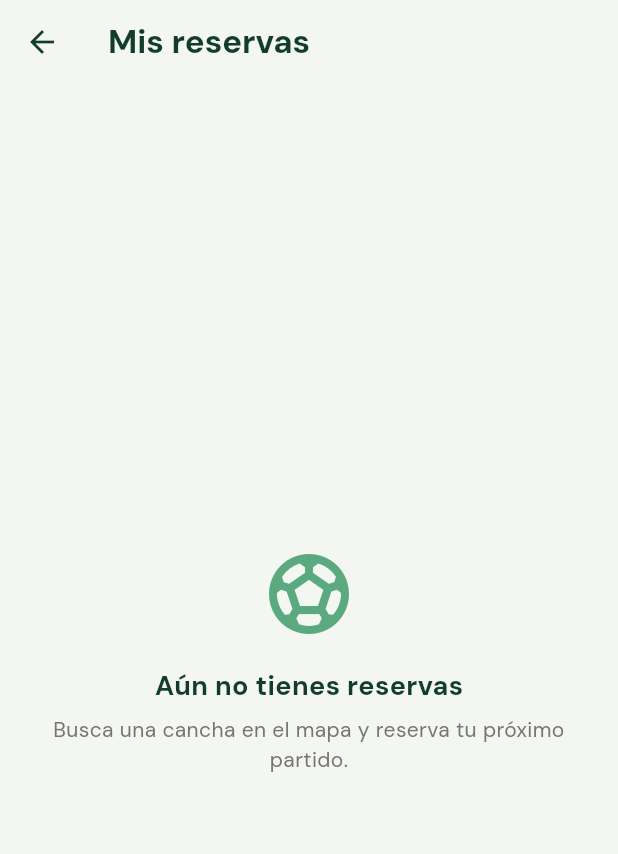
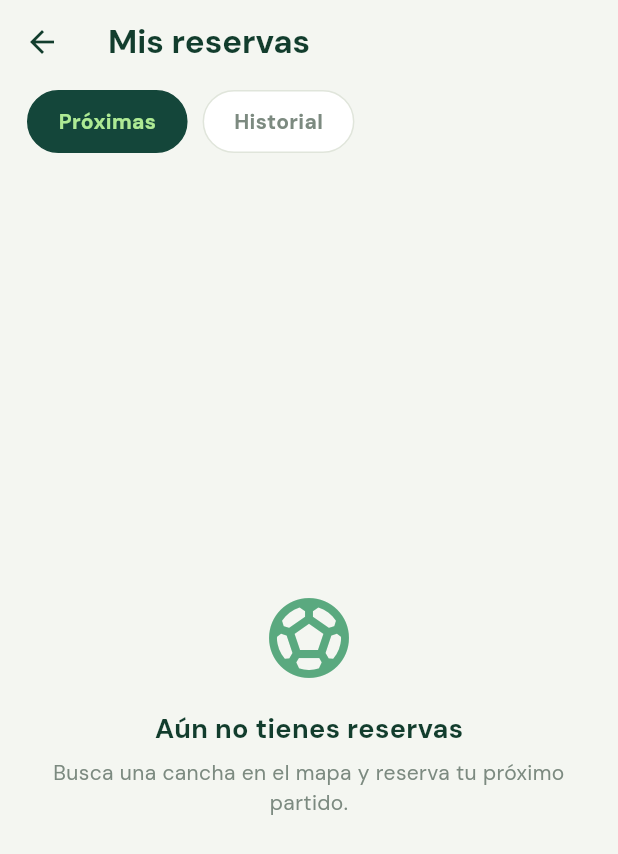
Before and after one commit to dcalagua/canchas-app-lima, a Flutter app: the MisReservasScreen screen opened directly, on a phone screen of 412 x 824 dp. Shown: the top 854 px of the screen. Run offline on Flutter 3.47's test engine with Material 3 defaults, Android fonts, the phone set to English and light mode, and no system bars; our stand-ins replace font_awesome_flutter, geocoding, geolocator, google_fonts, google_maps_flutter, google_sign_in and 3 more; accounts and stored records are empty.

Commit message:
Handoff Mis reservas: tabs Próximas/Historial + chip de estado
Agrega el control segmentado Próximas/Historial (clasifica por fecha+hora
real de la reserva) y el chip 'Confirmada/Jugada/No-show' en las cards,
como en la captura 06-mis-reservas. La primera próxima queda destacada
(card bosque). Datos reales, sin inventar.

Co-Authored-By: Claude Opus 4.8 (1M context) <noreply@anthropic.com>
Claude-Session: https://claude.ai/code/session_017fg7ijXuZRX6jvFjZELf83

```diff
--- a/lib/screens/mis_reservas_screen.dart
+++ b/lib/screens/mis_reservas_screen.dart
@@ -5,15 +5,44 @@ import '../state/app_state.dart';
 import '../theme.dart';
 import '../widgets/court_lines.dart';
 
-/// Reservas hechas por el jugador logueado (rediseño premium).
-class MisReservasScreen extends StatelessWidget {
+/// Reservas hechas por el jugador logueado (rediseño premium, handoff v2):
+/// tabs Próximas/Historial + card destacada bosque de la próxima reserva.
+class MisReservasScreen extends StatefulWidget {
   const MisReservasScreen({super.key});
+
+  @override
+  State<MisReservasScreen> createState() => _MisReservasScreenState();
+}
+
+class _MisReservasScreenState extends State<MisReservasScreen> {
+  int _tab = 0; // 0 = Próximas, 1 = Historial
 
   Cancha? _cancha(String id) {
     for (final c in appState.todasLasCanchas()) {
       if (c.id == id) return c;
     }
     return null;
+  }
+
+  DateTime? _fechaHora(String fechaIso, String hora) {
+    try {
+      final p = hora.split(':');
+      final d = DateTime.parse(fechaIso);
+      return DateTime(d.year, d.month, d.day, int.parse(p[0]), int.parse(p[1]));
+    } catch (_) {
+      return null;
+    }
+  }
+
+  /// Una reserva es "próxima" si aún no terminó y no está jugada/no-show.
+  bool _esProxima(Reserva r) {
+    if (r.estado == EstadoReserva.completada ||
+        r.estado == EstadoReserva.noShow) {
+      return false;
+    }
+    final fin = _fechaHora(r.fecha, r.horaFin);
+    if (fin == null) return true;
+    return fin.isAfter(DateTime.now());
   }
 
   @override
@@ -24,20 +53,100 @@ class MisReservasScreen extends StatelessWidget {
       body: ListenableBuilder(
         listenable: appState,
         builder: (context, _) {
-          final reservas = appState.misReservas;
-          if (reservas.isEmpty) return const _Vacio();
-          return ListView.separated(
-            padding: const EdgeInsets.fromLTRB(18, 16, 18, 28),
-            itemCount: reservas.length,
+          final todas = appState.misReservas;
+          final proximas = todas.where(_esProxima).toList()
+            ..sort((a, b) => (_fechaHora(a.fecha, a.horaInicio) ?? DateTime.now())
+                .compareTo(_fechaHora(b.fecha, b.horaInicio) ?? DateTime.now()));
+          final historial = todas.where((r) => !_esProxima(r)).toList()
+            ..sort((a, b) => (_fechaHora(b.fecha, b.horaInicio) ?? DateTime(2000))
+                .compareTo(_fechaHora(a.fecha, a.horaInicio) ?? DateTime(2000)));
+          final lista = _tab == 0 ? proximas : historial;
+          return Column(
+            crossAxisAlignment: CrossAxisAlignment.stretch,
+            children: [
+              Padding(
+                padding: const EdgeInsets.fromLTRB(18, 4, 18, 12),
+                child: _SegTabs(
+                  seleccion: _tab,
+                  etiquetas: const ['Próximas', 'Historial'],
+                  onTap: (i) => setState(() => _tab = i),
+                ),
+              ),
+              Expanded(
+                child: lista.isEmpty
+                    ? _Vacio(historial: _tab == 1)
+                    : ListView.separated(
+                        padding: const EdgeInsets.fromLTRB(18, 4, 18, 28),
+                        itemCount: lista.length,
                         separatorBuilder: (_, __) => const SizedBox(height: 14),
                         itemBuilder: (context, i) {
-              final r = reservas[i];
+                          final r = lista[i];
                           final cancha = _cancha(r.canchaId);
-              if (i == 0) return _ReservaDestacada(reserva: r, cancha: cancha);
+                          // La primera PRÓXIMA va destacada (card bosque).
+                          if (_tab == 0 && i == 0) {
+                            return _ReservaDestacada(reserva: r, cancha: cancha);
+                          }
                           return _ReservaCard(reserva: r, cancha: cancha);
                         },
+                      ),
+              ),
+            ],
           );
         },
+      ),
+    );
+  }
+}
+
+/// Control segmentado (píldoras) estilo handoff: Próximas / Historial.
+class _SegTabs extends StatelessWidget {
+  const _SegTabs(
+      {required this.seleccion, required this.etiquetas, required this.onTap});
+  final int seleccion;
+  final List<String> etiquetas;
+  final ValueChanged<int> onTap;
+
+  @override
+  Widget build(BuildContext context) {
+    return Row(
+      children: [
+        for (var i = 0; i < etiquetas.length; i++) ...[
+          if (i > 0) const SizedBox(width: 10),
+          _SegChip(
+            texto: etiquetas[i],
+            activo: seleccion == i,
+            onTap: () => onTap(i),
+          ),
+        ],
+      ],
+    );
+  }
+}
+
+class _SegChip extends StatelessWidget {
+  const _SegChip(
+      {required this.texto, required this.activo, required this.onTap});
+  final String texto;
+  final bool activo;
+  final VoidCallback onTap;
+
+  @override
+  Widget build(BuildContext context) {
+    return GestureDetector(
+      onTap: onTap,
+      child: AnimatedContainer(
+        duration: const Duration(milliseconds: 150),
+        padding: const EdgeInsets.symmetric(horizontal: 20, vertical: 10),
+        decoration: BoxDecoration(
+          color: activo ? bosque : Colors.white,
+          borderRadius: BorderRadius.circular(999),
+          border: Border.all(color: activo ? bosque : trazo),
+        ),
+        child: Text(texto,
+            style: TextStyle(
+                color: activo ? lima : textoTenue,
+                fontWeight: FontWeight.w700,
+                fontSize: 14)),
       ),
     );
   }
@@ -61,6 +170,8 @@ class _ReservaDestacada extends StatelessWidget {
       child: Column(
         crossAxisAlignment: CrossAxisAlignment.start,
         children: [
+          Row(
+            children: [
               Container(
                 padding: const EdgeInsets.symmetric(horizontal: 10, vertical: 5),
                 decoration: BoxDecoration(
@@ -70,6 +181,11 @@ class _ReservaDestacada extends StatelessWidget {
                         color: pinoOscuro,
                         fontSize: 11,
                         fontWeight: FontWeight.w800)),
+              ),
+              const Spacer(),
+              Text(_estadoLabel(reserva.estado),
+                  style: t.bodySmall?.copyWith(color: Colors.white.withOpacity(0.7))),
+            ],
           ),
           const SizedBox(height: 14),
           Row(
@@ -94,7 +210,7 @@ class _ReservaDestacada extends StatelessWidget {
                             color: Colors.white,
                             fontWeight: FontWeight.w700)),
                     Text(
-                      '${dep.etiqueta} · ${reserva.horaInicio}–${reserva.horaFin}',
+                      '${cancha?.club ?? dep.etiqueta} · ${reserva.horaInicio}–${reserva.horaFin}',
                       style: t.bodyMedium
                           ?.copyWith(color: Colors.white.withOpacity(0.8)),
                     ),
@@ -180,6 +296,8 @@ class _ReservaCard extends StatelessWidget {
                   '${cancha?.club ?? ''} · ${reserva.dia} ${reserva.horaInicio}–${reserva.horaFin}',
                   style: t.bodySmall?.copyWith(color: textoTenue),
                 ),
+                const SizedBox(height: 6),
+                _EstadoChip(estado: reserva.estado),
               ],
             ),
           ),
@@ -192,8 +310,39 @@ class _ReservaCard extends StatelessWidget {
   }
 }
 
+/// Chip de estado de la reserva (Confirmada/Jugada/No-show).
+class _EstadoChip extends StatelessWidget {
+  const _EstadoChip({required this.estado});
+  final EstadoReserva estado;
+
+  @override
+  Widget build(BuildContext context) {
+    final (bg, fg) = switch (estado) {
+      EstadoReserva.confirmada || EstadoReserva.nueva => (estadoOkBg, estadoOkFg),
+      EstadoReserva.noShow => (estadoBadBg, estadoBadFg),
+      _ => (estadoNeutroBg, estadoNeutroFg),
+    };
+    return Container(
+      padding: const EdgeInsets.symmetric(horizontal: 9, vertical: 3),
+      decoration:
+          BoxDecoration(color: bg, borderRadius: BorderRadius.circular(999)),
+      child: Text(_estadoLabel(estado),
+          style: TextStyle(
+              color: fg, fontSize: 11, fontWeight: FontWeight.w700)),
+    );
+  }
+}
+
+String _estadoLabel(EstadoReserva e) => switch (e) {
+      EstadoReserva.confirmada || EstadoReserva.nueva => 'Confirmada',
+      EstadoReserva.completada => 'Jugada',
+      EstadoReserva.noShow => 'No-show',
+      _ => e.etiqueta,
+    };
+
 class _Vacio extends StatelessWidget {
-  const _Vacio();
+  const _Vacio({this.historial = false});
+  final bool historial;
 
   @override
   Widget build(BuildContext context) {
@@ -205,13 +354,16 @@ class _Vacio extends StatelessWidget {
           children: [
             const Icon(Icons.sports_soccer, size: 64, color: verdeClaro),
             const SizedBox(height: 16),
-            const Text('Aún no tienes reservas',
-                style: TextStyle(fontSize: 18, fontWeight: FontWeight.bold)),
+            Text(historial ? 'Sin reservas anteriores' : 'Aún no tienes reservas',
+                style: const TextStyle(
+                    fontSize: 18, fontWeight: FontWeight.bold)),
             const SizedBox(height: 6),
             Text(
-              'Busca una cancha en el mapa y reserva tu próximo partido.',
+              historial
+                  ? 'Aquí verás tus partidos ya jugados.'
+                  : 'Busca una cancha en el mapa y reserva tu próximo partido.',
               textAlign: TextAlign.center,
-              style: TextStyle(color: Colors.grey[600]),
+              style: const TextStyle(color: textoTenue),
             ),
           ],
         ),
```
Lines whose indentation alone changed are shown as unchanged.
